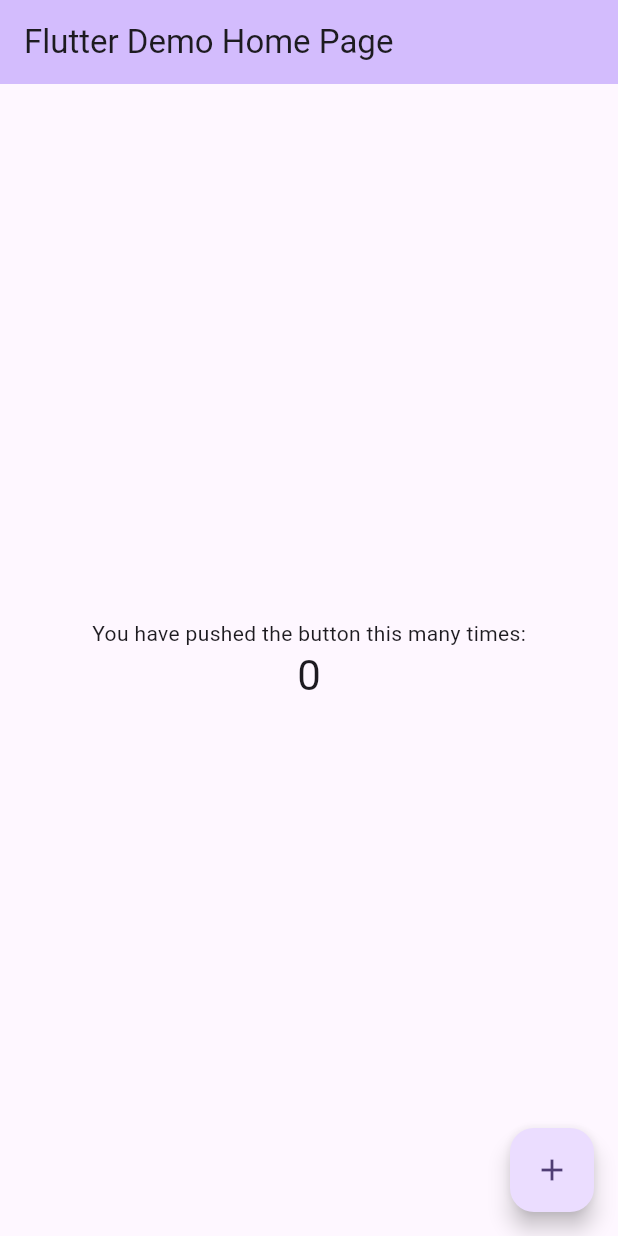
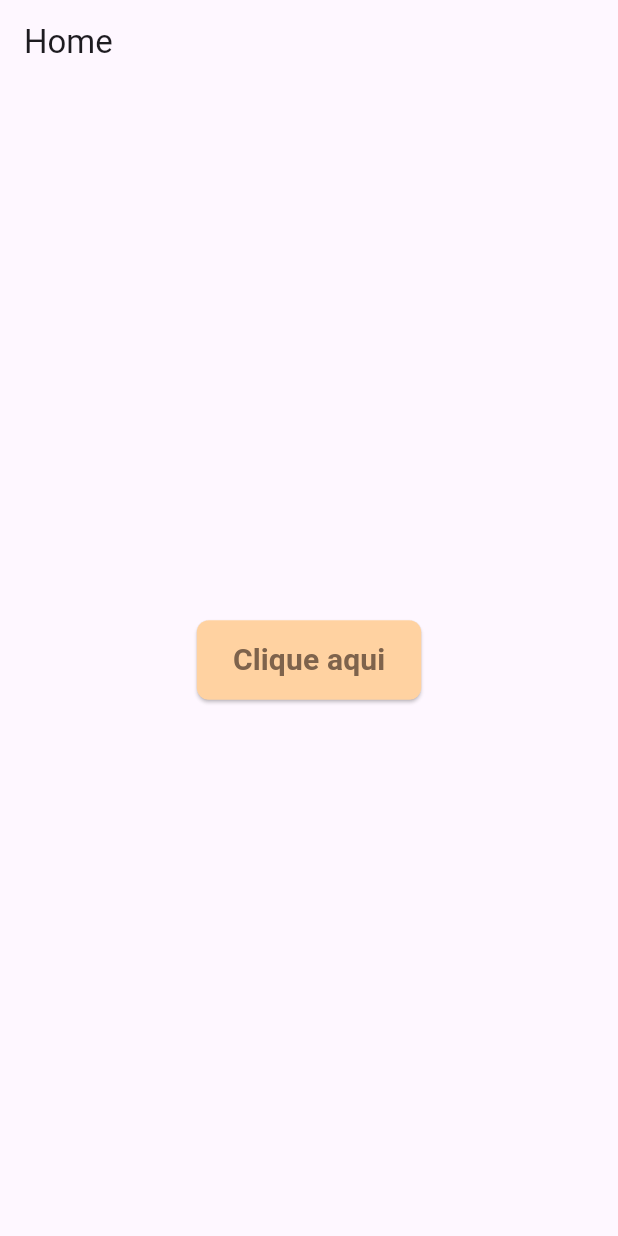
Before and after one commit to Jonathanmoreiraa/minhas_receitas, a Flutter app: the screen it shows after launch, on a phone screen of 412 x 824 dp. Run offline on Flutter 3.47's test engine with Material 3 defaults, Android fonts, the phone set to English and light mode, and no system bars.

Commit message:
Criado componente de botão

```diff
--- a/lib/main.dart
+++ b/lib/main.dart
@@ -1,4 +1,6 @@
 import 'package:flutter/material.dart';
+// Troque 'meu_app' pelo nome definido em pubspec.yaml
+import 'package:minhas_receitas/presentation/widgets/custom_button.dart';
 
 void main() {
   runApp(const MyApp());
@@ -7,116 +9,35 @@ void main() {
 class MyApp extends StatelessWidget {
   const MyApp({super.key});
 
-  // This widget is the root of your application.
   @override
   Widget build(BuildContext context) {
     return MaterialApp(
       title: 'Flutter Demo',
       theme: ThemeData(
-        // This is the theme of your application.
-        //
-        // TRY THIS: Try running your application with "flutter run". You'll see
-        // the application has a purple toolbar. Then, without quitting the app,
-        // try changing the seedColor in the colorScheme below to Colors.green
-        // and then invoke "hot reload" (save your changes or press the "hot
-        // reload" button in a Flutter-supported IDE, or press "r" if you used
-        // the command line to start the app).
-        //
-        // Notice that the counter didn't reset back to zero; the application
-        // state is not lost during the reload. To reset the state, use hot
-        // restart instead.
-        //
-        // This works for code too, not just values: Most code changes can be
-        // tested with just a hot reload.
         colorScheme: ColorScheme.fromSeed(seedColor: Colors.deepPurple),
       ),
-      home: const MyHomePage(title: 'Flutter Demo Home Page'),
+      home: const HomeScreen(),
     );
   }
 }
 
-class MyHomePage extends StatefulWidget {
-  const MyHomePage({super.key, required this.title});
-
-  // This widget is the home page of your application. It is stateful, meaning
-  // that it has a State object (defined below) that contains fields that affect
-  // how it looks.
-
-  // This class is the configuration for the state. It holds the values (in this
-  // case the title) provided by the parent (in this case the App widget) and
-  // used by the build method of the State. Fields in a Widget subclass are
-  // always marked "final".
-
-  final String title;
-
-  @override
-  State<MyHomePage> createState() => _MyHomePageState();
-}
-
-class _MyHomePageState extends State<MyHomePage> {
-  int _counter = 0;
-
-  void _incrementCounter() {
-    setState(() {
-      // This call to setState tells the Flutter framework that something has
-      // changed in this State, which causes it to rerun the build method below
-      // so that the display can reflect the updated values. If we changed
-      // _counter without calling setState(), then the build method would not be
-      // called again, and so nothing would appear to happen.
-      _counter++;
-    });
-  }
+class HomeScreen extends StatelessWidget {
+  const HomeScreen({super.key});
 
   @override
   Widget build(BuildContext context) {
-    // This method is rerun every time setState is called, for instance as done
-    // by the _incrementCounter method above.
-    //
-    // The Flutter framework has been optimized to make rerunning build methods
-    // fast, so that you can just rebuild anything that needs updating rather
-    // than having to individually change instances of widgets.
     return Scaffold(
-      appBar: AppBar(
-        // TRY THIS: Try changing the color here to a specific color (to
-        // Colors.amber, perhaps?) and trigger a hot reload to see the AppBar
-        // change color while the other colors stay the same.
-        backgroundColor: Theme.of(context).colorScheme.inversePrimary,
-        // Here we take the value from the MyHomePage object that was created by
-        // the App.build method, and use it to set our appbar title.
-        title: Text(widget.title),
-      ),
+      appBar: AppBar(title: const Text('Home')),
       body: Center(
-        // Center is a layout widget. It takes a single child and positions it
-        // in the middle of the parent.
-        child: Column(
-          // Column is also a layout widget. It takes a list of children and
-          // arranges them vertically. By default, it sizes itself to fit its
-          // children horizontally, and tries to be as tall as its parent.
-          //
-          // Column has various properties to control how it sizes itself and
-          // how it positions its children. Here we use mainAxisAlignment to
-          // center the children vertically; the main axis here is the vertical
-          // axis because Columns are vertical (the cross axis would be
-          // horizontal).
-          //
-          // TRY THIS: Invoke "debug painting" (choose the "Toggle Debug Paint"
-          // action in the IDE, or press "p" in the console), to see the
-          // wireframe for each widget.
-          mainAxisAlignment: MainAxisAlignment.center,
-          children: <Widget>[
-            const Text('You have pushed the button this many times:'),
-            Text(
-              '$_counter',
-              style: Theme.of(context).textTheme.headlineMedium,
-            ),
-          ],
+        child: CustomButton(
+          label: 'Clique aqui',
+          onPressed: () {
+            ScaffoldMessenger.of(context).showSnackBar(
+              const SnackBar(content: Text('Botão pressionado!')),
+            );
+          },
         ),
       ),
-      floatingActionButton: FloatingActionButton(
-        onPressed: _incrementCounter,
-        tooltip: 'Increment',
-        child: const Icon(Icons.add),
-      ), // This trailing comma makes auto-formatting nicer for build methods.
     );
   }
 }
--- /dev/null
+++ b/lib/presentation/widgets/custom_button.dart
@@ -0,0 +1,35 @@
+import 'package:flutter/material.dart';
+
+class CustomButton extends StatelessWidget {
+  final String label;
+  final VoidCallback onPressed;
+
+  const CustomButton({
+    Key? key,
+    required this.label,
+    required this.onPressed,
+  }) : super(key: key);
+
+  @override
+  Widget build(BuildContext context) {
+    return ElevatedButton(
+      style: ElevatedButton.styleFrom(
+        backgroundColor: Color.fromARGB(255, 255, 210, 161),
+        padding: const EdgeInsets.symmetric(horizontal: 24, vertical: 12),
+        shape: RoundedRectangleBorder(
+          borderRadius: BorderRadius.circular(8)
+        )
+      ),
+      onPressed: onPressed,
+      child: Text(
+        label,
+        style: const TextStyle(
+            color: Color.fromARGB(255, 126, 99, 76),
+            fontSize: 20,
+            fontWeight: FontWeight.w600,
+
+          ),
+      ),
+    );
+  }
+}
```
